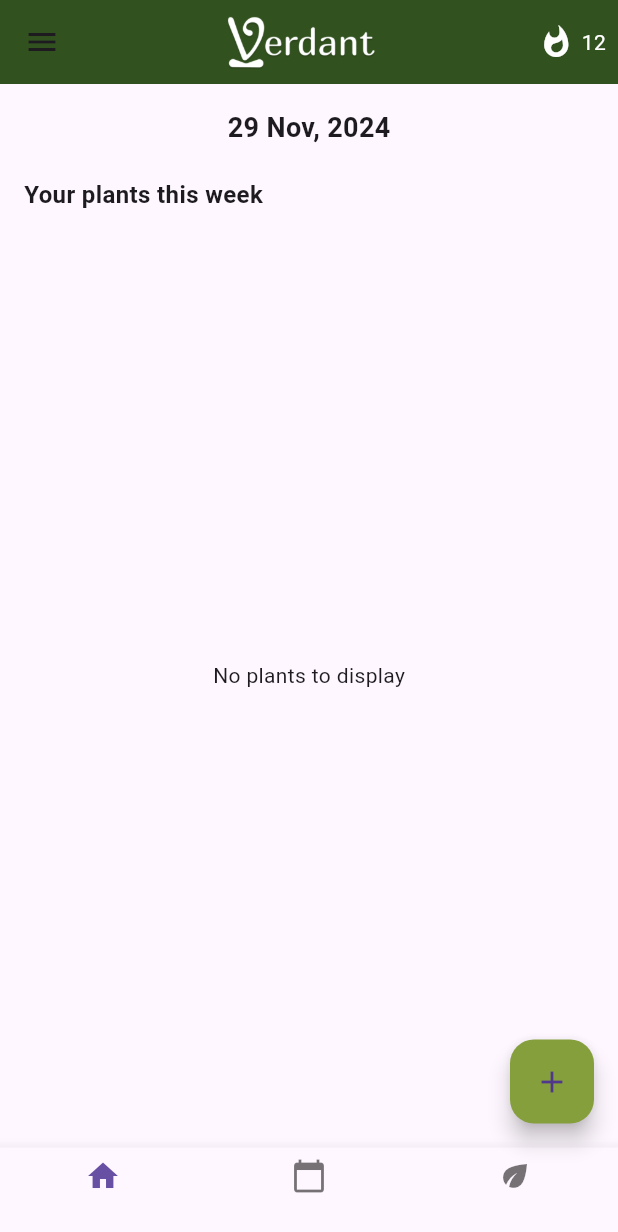
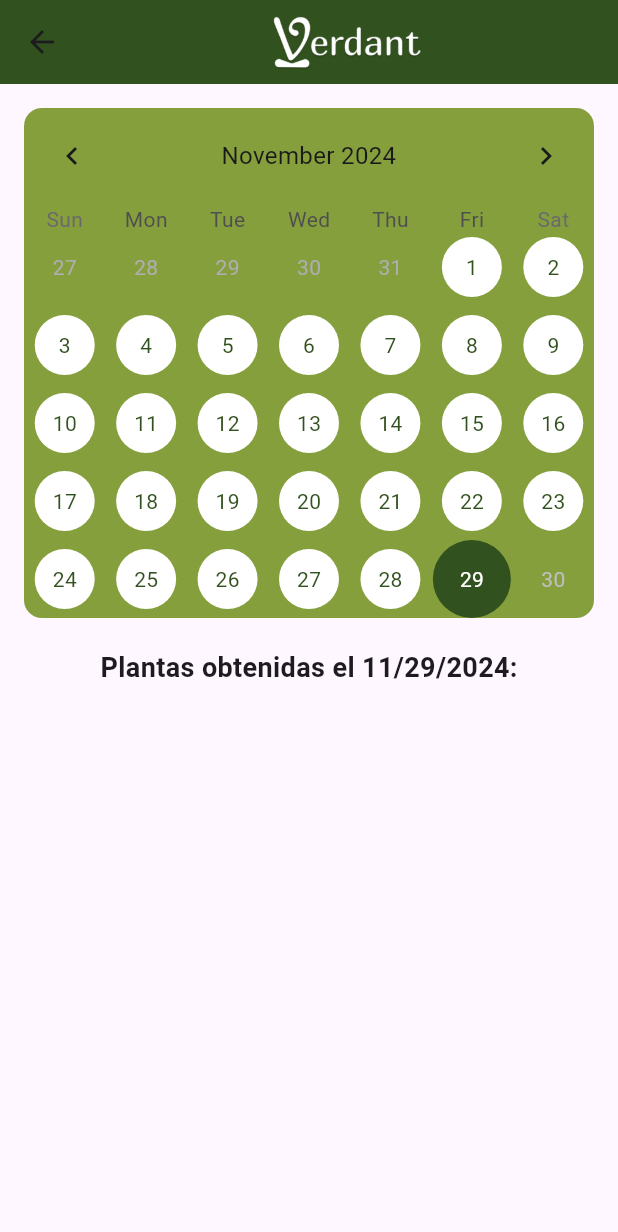
Before and after one commit to TheBig-C/verdant, a Flutter app: the HomePage screen opened by its route, item 2 of the bottom bar chosen, on a phone screen of 412 x 824 dp. Shown: the top 1232 px of the screen. Run offline on Flutter 3.47's test engine with Material 3 defaults, Android fonts, the phone set to English and light mode, and no system bars; drawn by our look-alikes of table_calendar; our stand-ins replace cloud_firestore, firebase_auth, firebase_core, firebase_storage, flutter_svg, image_picker; accounts and stored records are empty.

Commit message:
calendario con las plantas, faltan cards

```diff
--- /dev/null
+++ b/lib/Pages/CalendarPage.dart
@@ -0,0 +1,225 @@
+import 'package:flutter/material.dart';
+import 'package:cloud_firestore/cloud_firestore.dart';
+import 'package:intl/intl.dart';
+import 'package:table_calendar/table_calendar.dart';
+import 'package:verdant/Pages/widgets/drawer_menu.dart';
+import 'package:firebase_auth/firebase_auth.dart';
+import 'package:verdant/Tema/AppColors.dart';
+import 'package:verdant/Pages/Plants/AllPlantsPage.dart';
+import 'package:verdant/Pages/home_page.dart';
+import 'package:verdant/Pages/CalendarPage.dart';
+
+class CalendarPage extends StatefulWidget {
+  const CalendarPage({super.key});
+
+  @override
+  _CalendarPageState createState() => _CalendarPageState();
+}
+
+class _CalendarPageState extends State<CalendarPage> {
+  final FirebaseAuth _auth = FirebaseAuth.instance;
+  final FirebaseFirestore _firestore = FirebaseFirestore.instance;
+  late String _userId;
+  int _selectedIndex = 1;
+
+  late Map<DateTime, List<String>> _plantDates;
+  DateTime _selectedDay = DateTime.now();
+  DateTime _focusedDay = DateTime.now();
+
+
+  DateTime _firstDay = DateTime.utc(2020, 01, 01);
+  DateTime _lastDay = DateTime.now();
+
+  @override
+  void initState() {
+    super.initState();
+    _userId = _auth.currentUser?.uid ?? "";
+    _plantDates = {};
+    _loadPlantDates();
+  }
+
+  Stream<QuerySnapshot> _getUserPlants() {
+    return _firestore.collection('plants').where('userId', isEqualTo: _userId).snapshots();
+  }
+
+  void _onItemTapped(int index) {
+    setState(() {
+      _selectedIndex = index;
+    });
+  }
+
+  Future<void> _loadPlantDates() async {
+
+    final snapshot = await _firestore
+        .collection('plants')
+        .where('userId', isEqualTo: _userId)
+        .get();
+
+
+    final Map<DateTime, List<String>> plantDates = {};
+
+    for (var doc in snapshot.docs) {
+      final data = doc.data();
+      final String obtainedDateString = data['obtainedDate'];
+      final DateTime obtainedDate = DateTime.parse(obtainedDateString);
+      final plantName = data['name'];
+
+
+      final normalizedDate = DateTime(obtainedDate.year, obtainedDate.month, obtainedDate.day);
+
+      if (plantDates.containsKey(normalizedDate)) {
+        plantDates[normalizedDate]?.add(plantName);
+      } else {
+        plantDates[normalizedDate] = [plantName];
+      }
+    }
+
+
+    setState(() {
+      _plantDates = plantDates;
+    });
+  }
+
+  List<String> _getEventsForDay(DateTime day) {
+
+    final normalizedDate = DateTime(day.year, day.month, day.day);
+    return _plantDates[normalizedDate] ?? [];
+  }
+
+  @override
+  Widget build(BuildContext context) {
+    return Scaffold(
+      appBar: AppBar(
+        backgroundColor: AppColors.darkGreen,
+        title: Row(
+          mainAxisAlignment: MainAxisAlignment.center,
+          children: [
+            Image.asset('assets/images/LogoSecundario.png', height: 50),
+          ],
+        ),
+      ),
+      body: Padding(
+        padding: const EdgeInsets.all(16.0),
+
+        child: Column(
+
+          children: [
+            Container(
+              decoration: BoxDecoration(
+                color: AppColors.principalGreen,  // Color de fondo
+                borderRadius: BorderRadius.circular(12.0),  // Border radius
+              ),
+
+              child: TableCalendar(
+                focusedDay: _focusedDay,
+                selectedDayPredicate: (day) => isSameDay(_selectedDay, day),
+                onDaySelected: (selectedDay, focusedDay) {
+                  setState(() {
+                    _selectedDay = selectedDay;
+                    _focusedDay = focusedDay;
+                  });
+                },
+                eventLoader: _getEventsForDay,
+                firstDay: _firstDay,
+                lastDay: _lastDay,
+
+
+                calendarBuilders: CalendarBuilders(
+                  todayBuilder: (context, date, events) {
+                    return Container(
+                      decoration: BoxDecoration(
+                        color: AppColors.lightGreen,
+                        shape: BoxShape.circle,
+                      ),
+                      child: Center(
+                        child: Text(
+                          '${date.day}',
+                          style: TextStyle(color: AppColors.darkGreen),
+                        ),
+                      ),
+                    );
+                  },
+                  selectedBuilder: (context, date, events) {
+                    return Container(
+                      decoration: BoxDecoration(
+                        color: AppColors.darkGreen,
+                        shape: BoxShape.circle,
+                      ),
+                      child: Center(
+                        child: Text(
+                          '${date.day}',
+                          style: TextStyle(color: Colors.white),
+                        ),
+                      ),
+                    );
+                  },
+                  markerBuilder: (context, date, events) {
+                    if (_getEventsForDay(date).isNotEmpty) {
+                      return Positioned(
+                        bottom: 1,
+                        right: 1,
+                        child: Icon(
+                          Icons.circle,
+                          size: 10,
+                          color: AppColors.lightGreen,
+                        ),
+                      );
+                    }
+                    return SizedBox.shrink();
+                  },
+                ),
+
+                calendarStyle: CalendarStyle(
+                  todayTextStyle: const TextStyle(color: Colors.white),
+                  todayDecoration: BoxDecoration(
+                    color: AppColors.darkGreen, // Color de fondo del día actual
+                    shape: BoxShape.circle,
+                  ),
+                  selectedTextStyle: const TextStyle(color: Colors.white),
+                  selectedDecoration: BoxDecoration(
+                    color: AppColors.principalGreen, // Color de fondo cuando se selecciona un día
+                    shape: BoxShape.circle,
+                  ),
+                  defaultTextStyle: TextStyle(color: AppColors.darkGreen),
+                  defaultDecoration: BoxDecoration(
+                    color: Colors.white, // Fondo blanco para todos los días no seleccionados
+                    shape: BoxShape.circle,
+                  ),
+                  weekendTextStyle: TextStyle(color: AppColors.darkGreen), // Color de texto para los fines de semana
+
+                  weekendDecoration: BoxDecoration(
+                    color: Colors.white, // Fondo blanco para los fines de semana
+                    shape: BoxShape.circle,
+                  ),
+                ),
+
+
+                headerStyle: HeaderStyle(
+                  formatButtonVisible: false,
+                  titleCentered: true,
+                  headerPadding: const EdgeInsets.symmetric(vertical: 8.0),
+                  leftChevronIcon: Icon(Icons.chevron_left, color: AppColors.veryDarkGreen),
+                  rightChevronIcon: Icon(Icons.chevron_right, color: AppColors.veryDarkGreen),
+                  titleTextStyle: TextStyle(color: AppColors.veryDarkGreen, fontSize: 16),
+                ),
+
+                // Fondo del calendario
+                //
+              ),
+            ),
+            const SizedBox(height: 20),
+            Text(
+              'Plantas obtenidas el ${DateFormat('yMd').format(_selectedDay)}:',
+              style: const TextStyle(fontSize: 18, fontWeight: FontWeight.bold),
+            ),
+            const SizedBox(height: 10),
+            // Mostrar las plantas obtenidas en la fecha seleccionada
+            ..._getEventsForDay(_selectedDay).map((plant) => ListTile(
+                  title: Text(plant),
+                )),
+          ],
+        ),
+      ),
+    );
+  }
+}
--- a/lib/main.dart
+++ b/lib/main.dart
@@ -6,7 +6,6 @@ import 'package:verdant/pages/home_page.dart';
 import 'package:firebase_core/firebase_core.dart';
 import 'package:firebase_auth/firebase_auth.dart';
 import 'package:flutter/material.dart';
-import 'package:location/location.dart';
 
 Future<void> main() async {
   WidgetsFlutterBinding.ensureInitialized();
--- a/pubspec.yaml
+++ b/pubspec.yaml
@@ -36,6 +36,8 @@ dependencies:
   # Use with the CupertinoIcons class for iOS style icons.
   cupertino_icons: ^1.0.8
   http: ^1.2.2
+  table_calendar: ^3.0.8
+  intl: ^0.17.0
 
 dev_dependencies:
   flutter_test:
```
Also changed, not shown: lib/Pages/Plants/AllPlantsPage.dart (+34 -4 lines), lib/Pages/home_page.dart (+11 -8 lines), lib/Pages/widgets/bottom_navigation.dart (added, +59 -0 lines), pubspec.lock.
